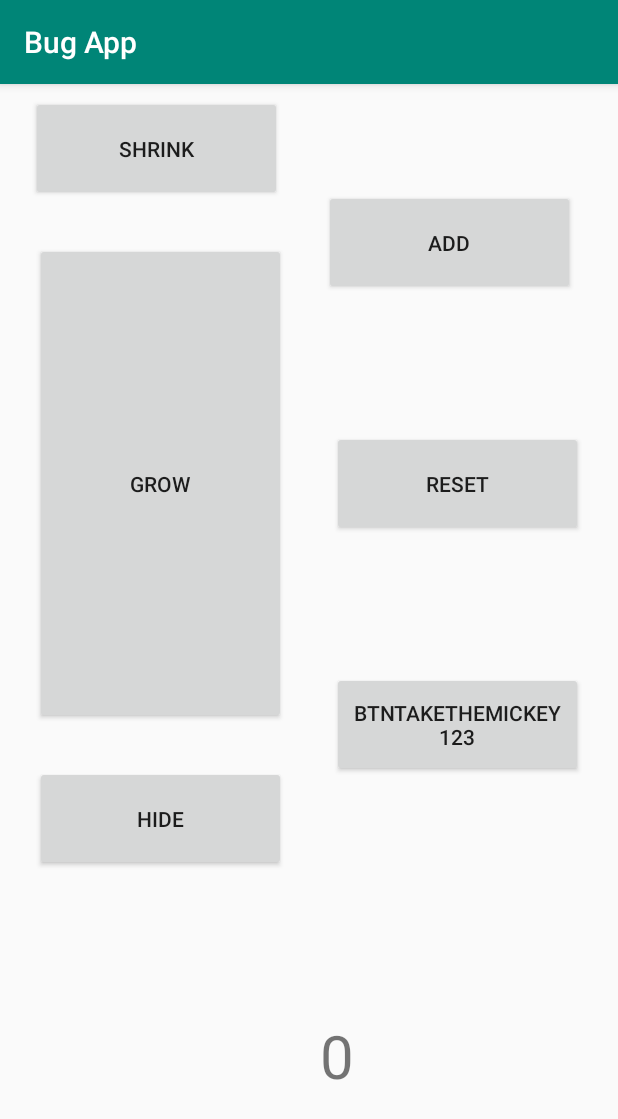
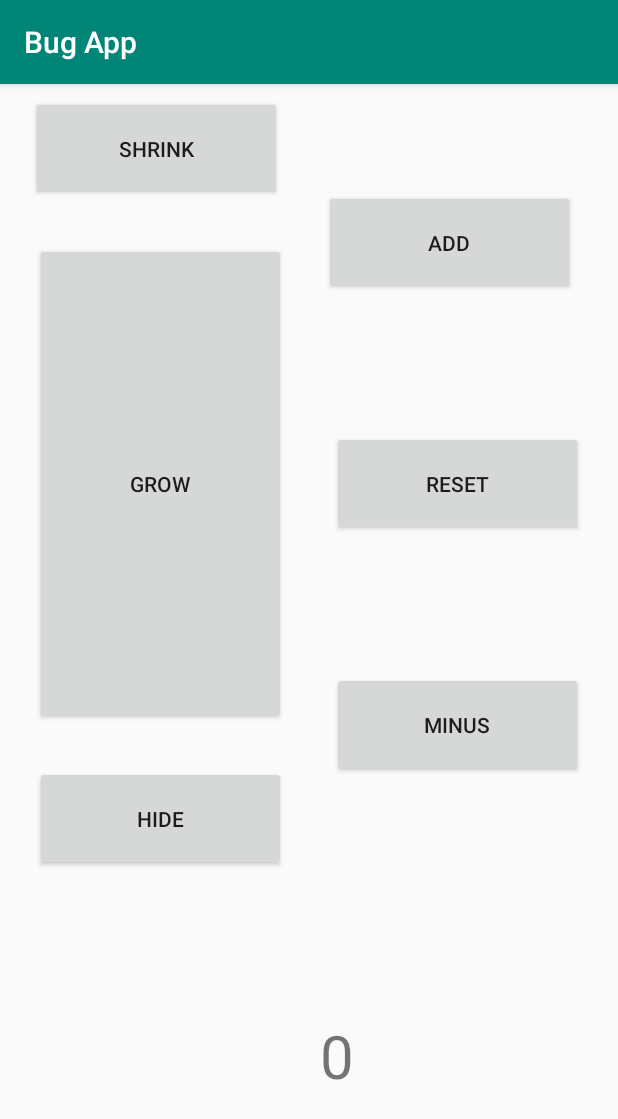
Before and after one commit to AdrianaLarsson/DebugAdrianaLarsson, an Android app: the screen it shows after launch (MainActivity), on a phone screen of 412 x 824 dp. Shown: the top 1119 px of the screen. Run offline under Robolectric (Android 15) with nearby library versions, the phone set to English and light mode, and no system bars.

Commit message:
change name on button

```diff
--- a/app/src/main/res/layout/activity_main.xml
+++ b/app/src/main/res/layout/activity_main.xml
@@ -52,7 +52,7 @@
         android:layout_marginEnd="8dp"
         android:layout_marginRight="8dp"
         android:layout_marginBottom="76dp"
-        android:text="btnTakeTheMickey123"
+        android:text="Minus"
         app:layout_constraintBottom_toTopOf="@+id/txtValue"
         app:layout_constraintEnd_toEndOf="parent"
         app:layout_constraintStart_toEndOf="@+id/btnHide"
```
